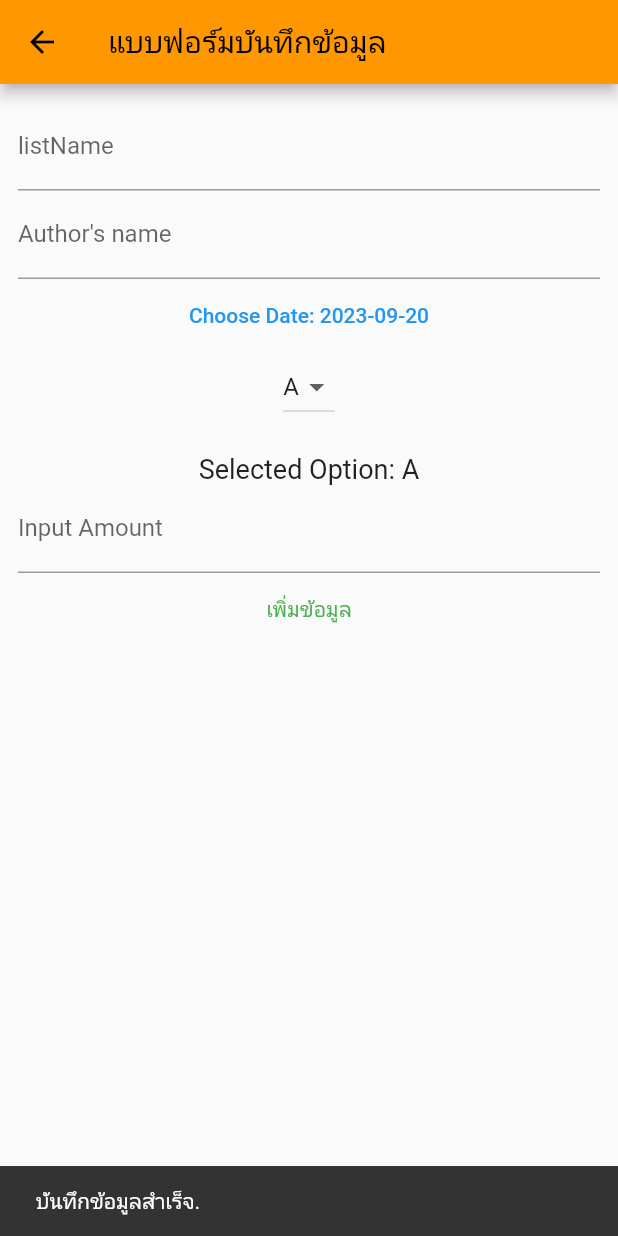
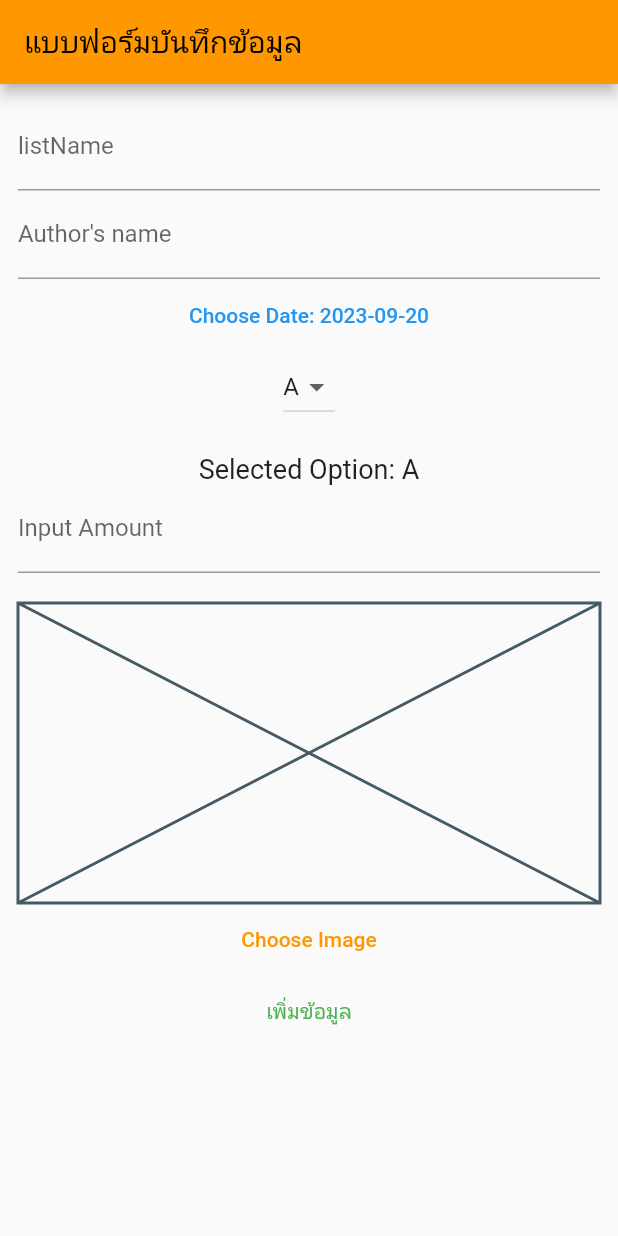
Before and after one commit to reeriigit/final_20pouint, a Flutter app: the FormScreen screen opened directly, after a tap on "เพิ่มข้อมูล", on a phone screen of 412 x 824 dp. Run offline on Flutter 3.47's test engine with Material 2 defaults, Android fonts, the phone set to English and light mode, and no system bars; our stand-ins replace image_picker, sembast.

Commit message:
add image picker

```diff
--- a/lib/database/Transaction_db.dart
+++ b/lib/database/Transaction_db.dart
@@ -1,4 +1,5 @@
 import 'dart:io';
+import 'dart:typed_data';
 import 'package:path/path.dart';
 import 'package:path_provider/path_provider.dart';
 import 'package:sembast/sembast.dart';
@@ -20,21 +21,32 @@ class TransactionDB {
     return db;
   }
   //save data
-
 Future<int> insertData(Transactions statement) async {
   var db = await this.openDatabase();
   var store = intMapStoreFactory.store("express");
-    //json
+
+  // Convert the File to Uint8List
+  Uint8List fileBytes = await statement.image.readAsBytes();
+
+  // Convert the Uint8List to List<int>
+  List<int> intList = fileBytes.toList();
+
+  // Add the data to the store
   var keyID = store.add(db, {
     "name": statement.name,
     "auName": statement.auName,
     "date": statement.date,
     "type": statement.type,
     "amount": statement.amount,
+    "image": intList, // Store the List<int>
   });
-    db.close();
+
+  // Close the database
+  await db.close();
+
   return keyID;
 }
+
 
   //create method pull data
   Future<bool> loadAllDta() async {
--- a/lib/model/Transactions.dart
+++ b/lib/model/Transactions.dart
@@ -1,9 +1,15 @@
+
+
+// import 'package:flutter/material.dart';
+import 'dart:io';
+
 class Transactions{
   String name;
   String auName;
   String date;
-   String type;
+  String type;
   double amount;
+  File image;
   Transactions(
     {
       required this.name,
@@ -11,6 +17,7 @@ class Transactions{
       required this.date,
       required this.type,
       required this.amount,
+      required this.image,
 
 
     }
--- a/lib/providers/Transaction_provider.dart
+++ b/lib/providers/Transaction_provider.dart
@@ -18,7 +18,7 @@ class TransactionProvider with ChangeNotifier {
     var db = TransactionDB(dbname: "Transactions.db");
 
     //save data
-    await db.insertData(statement);
+    await db.insertData(statement,);
 
     //pull data then select
     await db.loadAllDta();
--- a/lib/screens/form_screen.dart
+++ b/lib/screens/form_screen.dart
@@ -1,6 +1,9 @@
+import 'dart:io';
 import 'package:flutter/material.dart';
+import 'package:flutter_conn_database/main.dart';
 import 'package:flutter_conn_database/model/Transactions.dart';
 import 'package:flutter_conn_database/providers/Transaction_provider.dart';
+import 'package:image_picker/image_picker.dart';
 import 'package:provider/provider.dart';
 import 'package:intl/intl.dart';
 
@@ -14,9 +17,9 @@ class _FormScreenState extends State<FormScreen> {
   final auNameController = TextEditingController();
   String selectedType = 'A'; // เพิ่มตัวแปรสำหรับเก็บค่าที่เลือกจาก Dropdown
   final amountController = TextEditingController();
+  DateTime _dataTime = DateTime.now();
 
 
-  DateTime _dataTime = DateTime.now();
 
   void _showDataPicker() {
     showDatePicker(
@@ -30,6 +33,19 @@ class _FormScreenState extends State<FormScreen> {
           _dataTime = value;
         });
       }
+    });
+  }
+
+
+  File? _selectedImage;
+  final ImagePicker _imagePicker = ImagePicker();
+
+  Future<void> _pickImageFromGallery() async {
+    final pickedImage = await _imagePicker.getImage(source: ImageSource.gallery);
+
+    setState(() {
+      if (pickedImage == null) return;
+      _selectedImage = File(pickedImage.path);
     });
   }
 
@@ -92,6 +108,22 @@ class _FormScreenState extends State<FormScreen> {
                 decoration: InputDecoration(labelText: "Input Amount"),
                 keyboardType: TextInputType.number,
               ),
+              SizedBox(height: 20),
+            _selectedImage != null
+                ? Image.file(
+                    _selectedImage!,
+                    width: 200,
+                    height: 200,
+                    fit: BoxFit.cover,
+                  )
+                : Placeholder(
+                    fallbackWidth: 200,
+                    fallbackHeight: 200,
+                  ),
+            TextButton(
+              onPressed: _pickImageFromGallery,
+              child: Text("Choose Image"),
+            ),
               TextButton(
                 style: ButtonStyle(
                   foregroundColor:
@@ -104,6 +136,8 @@ class _FormScreenState extends State<FormScreen> {
                   var type = selectedType; // ใช้ค่าที่ถูกเลือกจาก Dropdown
                   var amount = amountController.text;
 
+
+
                   if (double.tryParse(amount) != null) {
                     Transactions statement = Transactions(
                       name: name,
@@ -111,21 +145,19 @@ class _FormScreenState extends State<FormScreen> {
                       date: date,
                       type: type,
                       amount: double.parse(amount),
+                      image: _selectedImage ?? File('index_image.jpg'),
                     );
 
                     var provider = Provider.of<TransactionProvider>(context,
                         listen: false);
                     provider.addTransaction(statement);
-                    Navigator.pop(context);
-                  } else {
-                    ScaffoldMessenger.of(context).showSnackBar(
-                      SnackBar(
-                        content: Text("บันทึกข้อมูลสำเร็จ."),
-                      ),
-                    );
-                    Future.delayed(Duration(seconds: 2), () {
-                      Navigator.of(context).pop(); // สลับหน้าไปยังหน้าก่อนหน้า
-                    });
+                    Navigator.push(
+                        context,
+                        MaterialPageRoute(
+                            fullscreenDialog: true,
+                            builder: (context) {
+                              return MyHomePage(title: "home_screen.dart");
+                            }));
                   }
                 },
                 child: Text("เพิ่มข้อมูล"),
--- a/pubspec.yaml
+++ b/pubspec.yaml
@@ -40,6 +40,8 @@ dependencies:
   sembast: ^3.3.0
   path_provider: ^2.0.11
   path: ^1.8.2
+  image_picker: ^0.8.4+2
+  # date_range_picker: ^1.0.11
 
 dev_dependencies:
   flutter_test:
@@ -65,6 +67,7 @@ flutter:
 
   # To add assets to your application, add an assets section, like this:
   # assets:
+  #   - assets/images/
   #   - images/a_dot_burr.jpeg
   #   - images/a_dot_ham.jpeg
 
```
Also changed, not shown: lib/main.dart (+14 -59 lines), lib/screens/detail_screen.dart (added, +123 -0 lines), lib/screens/home_screen.dart (added, +90 -0 lines), lib/assets/images/tree-736885_1280.jpg (added), pubspec.lock, 5 other files. Lines whose indentation alone changed are shown as unchanged.
